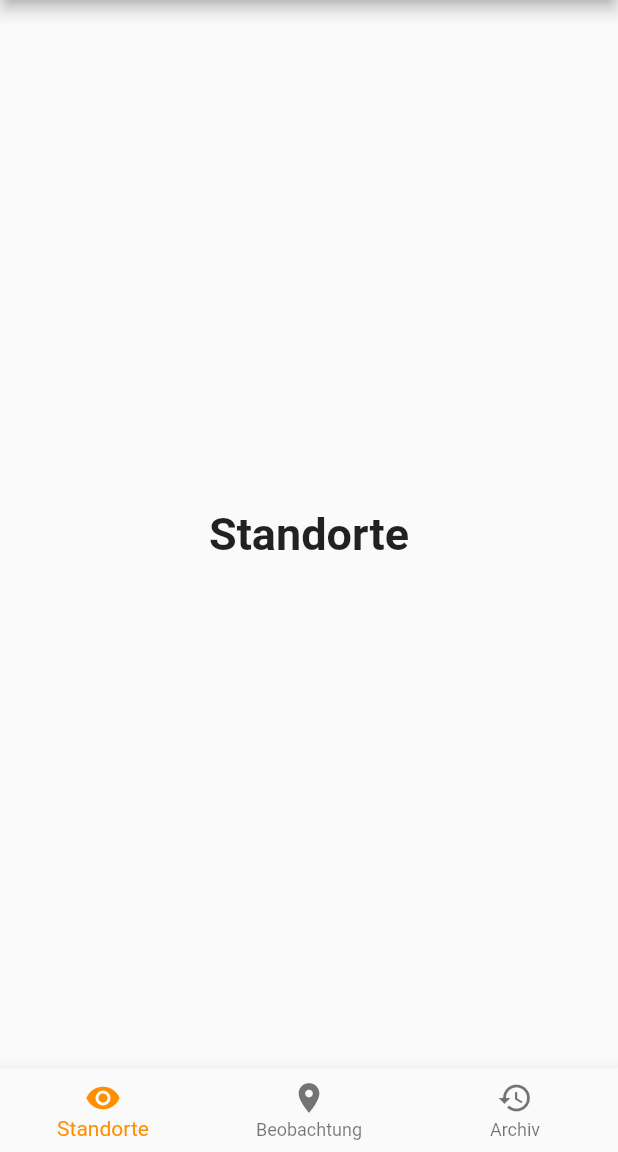
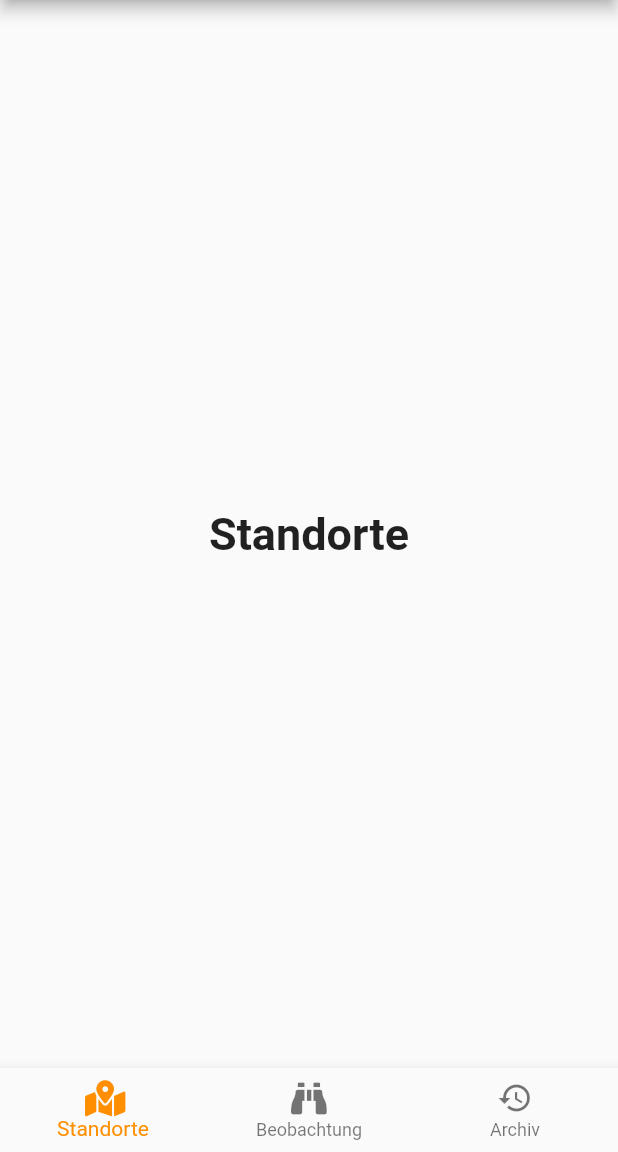
Before and after one commit to zpfvo/artenschutz, a Flutter app: the screen it shows after launch, on a phone screen of 412 x 824 dp, the part 84-1236 px from its top. Run offline on Flutter 3.47's test engine with Material 2 defaults, Android fonts, the phone set to English and light mode, and no system bars; our stand-ins replace flutter_redux, font_awesome_flutter, redux; missing offline and left inert: redux_logging.

Commit message:
[add] font awesome icons

```diff
--- a/lib/main.dart
+++ b/lib/main.dart
@@ -1,14 +1,3 @@
-// Flutter code sample for BottomNavigationBar
-
-// This example shows a [BottomNavigationBar] as it is used within a [Scaffold]
-// widget. The [BottomNavigationBar] has three [BottomNavigationBarItem]
-// widgets and the [currentIndex] is set to index 0. The selected item is
-// amber. The `_onItemTapped` function changes the selected item's index
-// and displays a corresponding message in the center of the [Scaffold].
-//
-// ![A scaffold with a bottom navigation bar containing three bottom navigation
-// bar items. The first one is selected.](https://flutter.github.io/assets-for-api-docs/assets/material/bottom_navigation_bar.png)
-
 import 'package:flutter/material.dart';
 import 'package:redux/redux.dart';
 import 'package:flutter_redux/flutter_redux.dart';
@@ -16,6 +5,8 @@ import 'package:artenschatuz_am_gebaeude/models/models.dart';
 import 'package:artenschatuz_am_gebaeude/reducers/app_reducer.dart';
 import 'package:artenschatuz_am_gebaeude/actions/actions.dart';
 import 'package:redux_logging/redux_logging.dart';
+import 'package:font_awesome_flutter/font_awesome_flutter.dart';
+
 
 void main() {
   final store = Store<AppState>(
@@ -85,11 +76,11 @@ class _MyStatefulWidgetState extends State<MyStatefulWidget> {
           return BottomNavigationBar(
             items: const <BottomNavigationBarItem>[
               BottomNavigationBarItem(
-                icon: Icon(Icons.remove_red_eye),
+                icon: Icon(FontAwesomeIcons.mapMarkedAlt),
                 title: Text('Standorte'),
               ),
               BottomNavigationBarItem(
-                icon: Icon(Icons.location_on),
+                icon: Icon(FontAwesomeIcons.binoculars),
                 title: Text('Beobachtung'),
               ),
               BottomNavigationBarItem(
--- a/pubspec.yaml
+++ b/pubspec.yaml
@@ -26,6 +26,7 @@ dependencies:
   redux: #^4.0.0
   flutter_redux: #^0.5.3
   redux_logging: #^0.4.0
+  font_awesome_flutter:
 
 
   # The following adds the Cupertino Icons font to your application.
```
Also changed, not shown: pubspec.lock.
